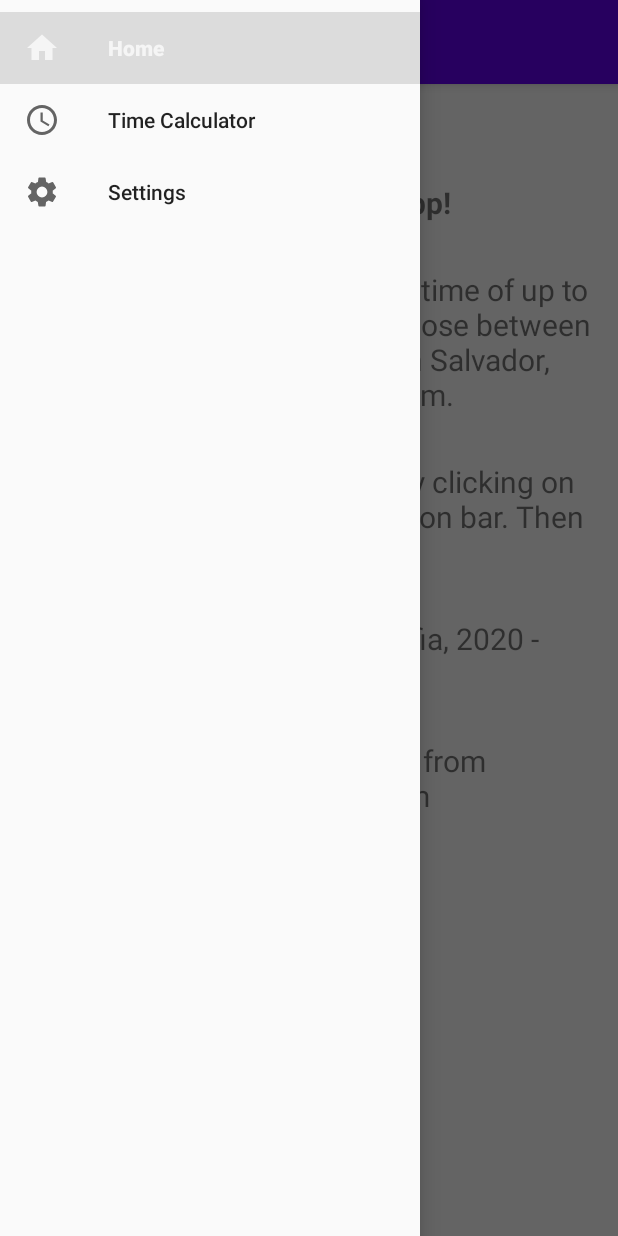
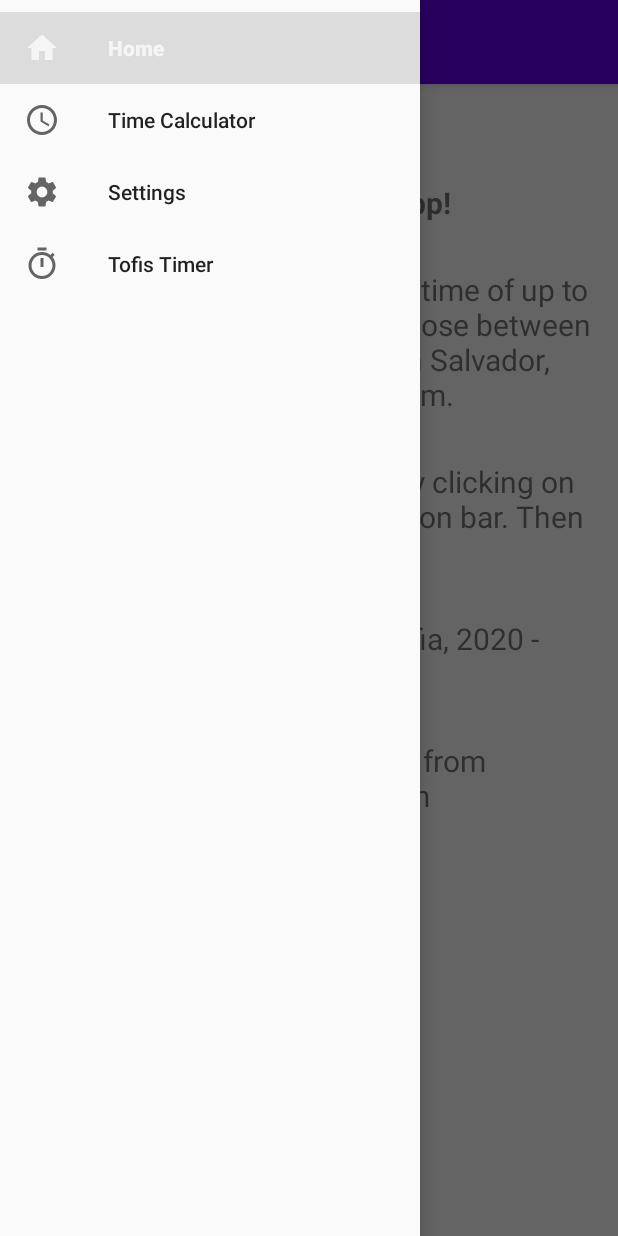
Before and after one commit to hugovelasquez/timezone-app, an Android app: the screen it shows after launch (MainActivity), with the side drawer open, on a phone screen of 412 x 824 dp. Run offline under Robolectric (Android 15) with nearby library versions, the light colour scheme and no system bars.

Commit message:
added tofis timer

```diff
--- /dev/null
+++ b/app/src/main/res/drawable/ic_navbar_timer.xml
@@ -0,0 +1,9 @@
+<vector xmlns:android="http://schemas.android.com/apk/res/android"
+        android:width="24dp"
+        android:height="24dp"
+        android:viewportWidth="24.0"
+        android:viewportHeight="24.0">
+    <path
+        android:fillColor="#FF000000"
+        android:pathData="M15,1L9,1v2h6L15,1zM11,14h2L13,8h-2v6zM19.03,7.39l1.42,-1.42c-0.43,-0.51 -0.9,-0.99 -1.41,-1.41l-1.42,1.42C16.07,4.74 14.12,4 12,4c-4.97,0 -9,4.03 -9,9s4.02,9 9,9 9,-4.03 9,-9c0,-2.12 -0.74,-4.07 -1.97,-5.61zM12,20c-3.87,0 -7,-3.13 -7,-7s3.13,-7 7,-7 7,3.13 7,7 -3.13,7 -7,7z"/>
+</vector>
--- a/app/src/main/res/menu/drawer_menu.xml
+++ b/app/src/main/res/menu/drawer_menu.xml
@@ -17,6 +17,11 @@
             android:icon="@drawable/ic_navbar_settings"
             android:title="@string/navbar_settings" />
 
+        <item
+            android:id="@+id/nav_timer"
+            android:icon="@drawable/ic_navbar_timer"
+            android:title="@string/navbar_timer" />
+
     </group>
 
 
--- a/app/src/main/res/values/strings.xml
+++ b/app/src/main/res/values/strings.xml
@@ -55,6 +55,7 @@
     <string name="navbar_home">Home</string>
     <string name="navigation_drawer_open">Open navigation drawer</string>
     <string name="navigation_drawer_close">Close navigation drawer</string>
+    <string name="navbar_timer">Tofis Timer</string>
 
     <string name="settings_btn12h">12h-format</string>
     <string name="settings_btn24h">24h-format</string>
@@ -64,6 +65,9 @@
     <string name="day_diff_before_text">- 1 day</string>
     <string name="day_diff_after_text">+ 1 day</string>
 
+    <string name="timer_start">Start</string>
+    <string name="timer_stop">Stop</string>
+    <string name="timer_reset">Reset</string>
 
 
 </resources>
```
Also changed, not shown: app/src/main/java/com/example/sucaldotimezonewidget/MainActivity.java (+12 -9 lines), app/src/main/java/com/example/sucaldotimezonewidget/TofisTimerFragment.java (added, +110 -0 lines), app/src/main/res/layout/fragment_tofis_timer.xml (added, +40 -0 lines), app/src/main/res/values/styles.xml (+7 -0 lines).
